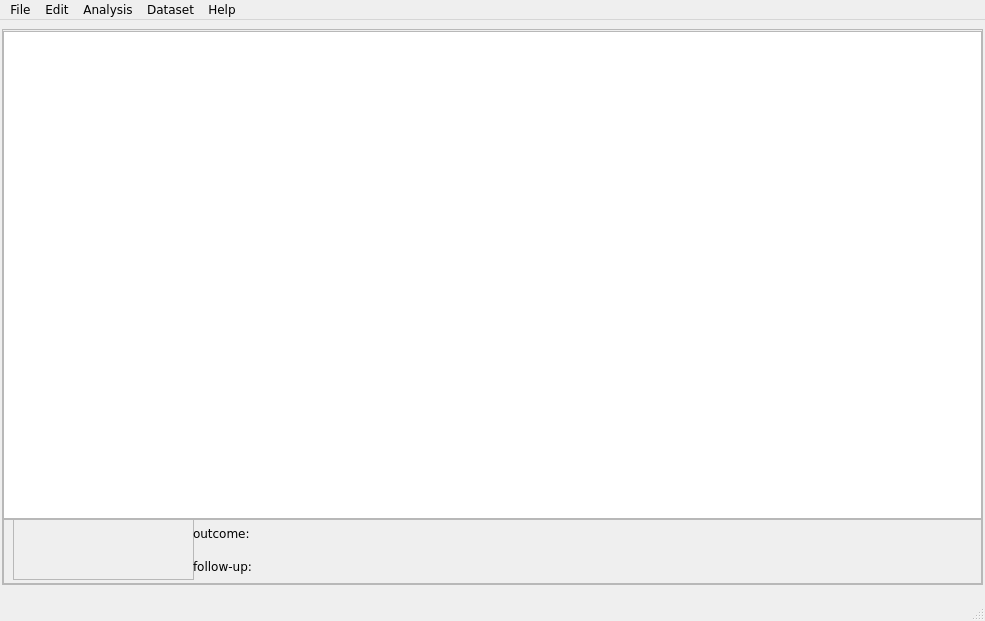
The window that meta.ui (bwallace/OpenMeta-analyst-) describes before a commit, drawn with Qt 5.
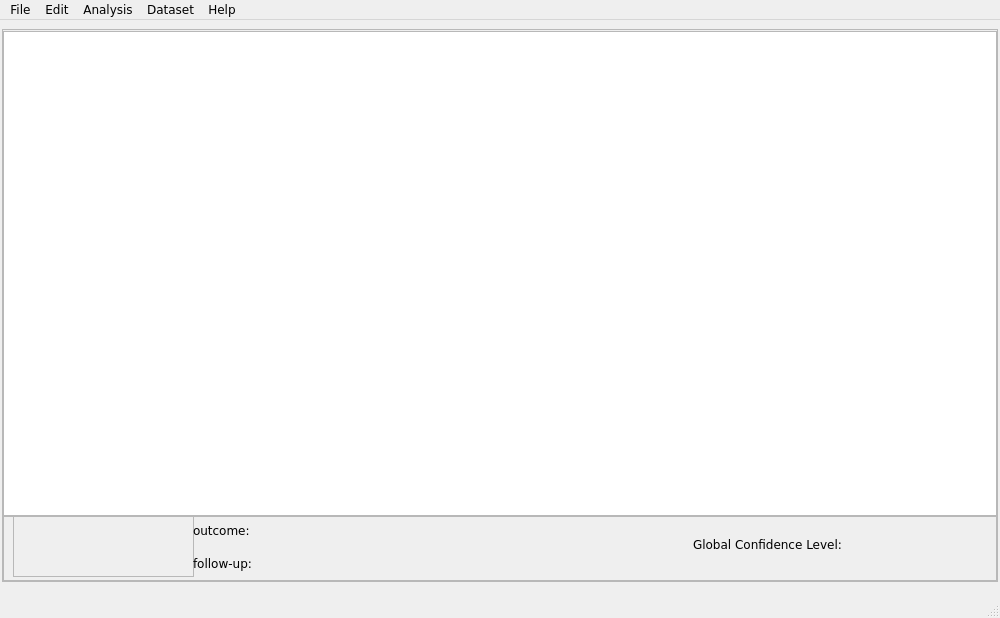
The same window after the commit. Icons and pictures are not drawn.

```diff
--- a/meta.ui
+++ b/meta.ui
@@ -6,8 +6,8 @@
    <rect>
     <x>0</x>
     <y>0</y>
-    <width>985</width>
-    <height>621</height>
+    <width>1000</width>
+    <height>618</height>
    </rect>
   </property>
   <property name="font">
@@ -338,6 +338,19 @@
              </item>
             </layout>
            </widget>
+           <widget class="QLabel" name="global_conf_level_lbl">
+            <property name="geometry">
+             <rect>
+              <x>690</x>
+              <y>20</y>
+              <width>181</width>
+              <height>16</height>
+             </rect>
+            </property>
+            <property name="text">
+             <string>Global Confidence Level:</string>
+            </property>
+           </widget>
           </widget>
          </item>
         </layout>
@@ -359,8 +372,8 @@
     <rect>
      <x>0</x>
      <y>0</y>
-     <width>985</width>
-     <height>20</height>
+     <width>1000</width>
+     <height>22</height>
     </rect>
    </property>
    <widget class="QMenu" name="menu_file">
```
Left out of the diff: 12 changed lines with no effect on the pictures.
